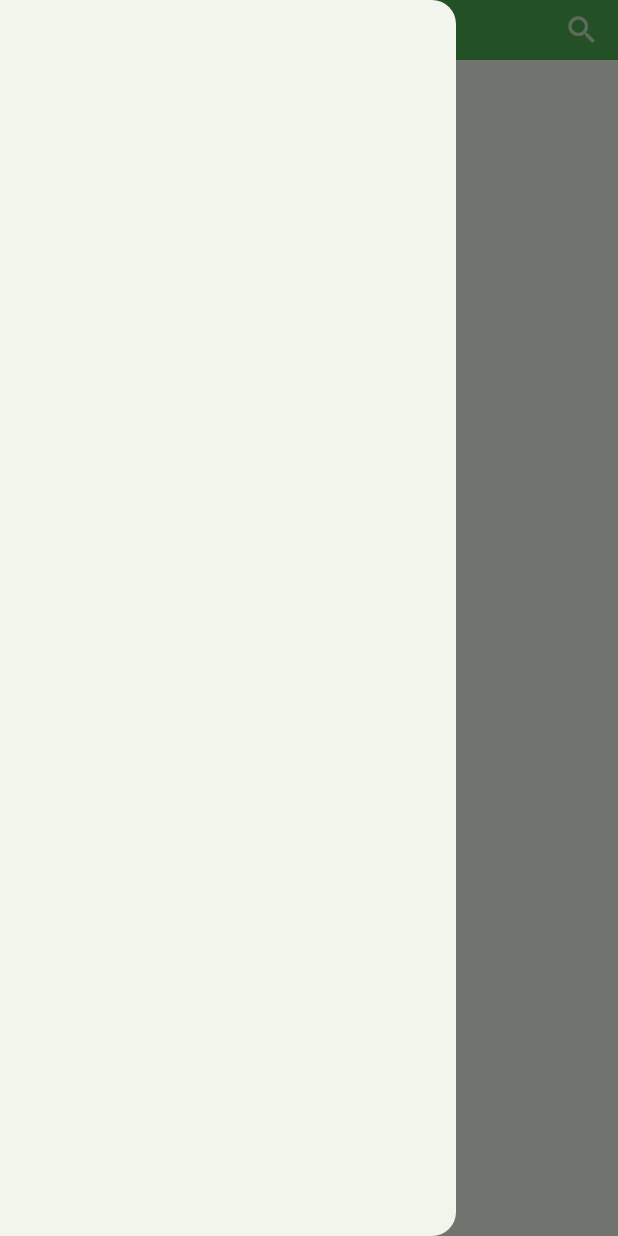
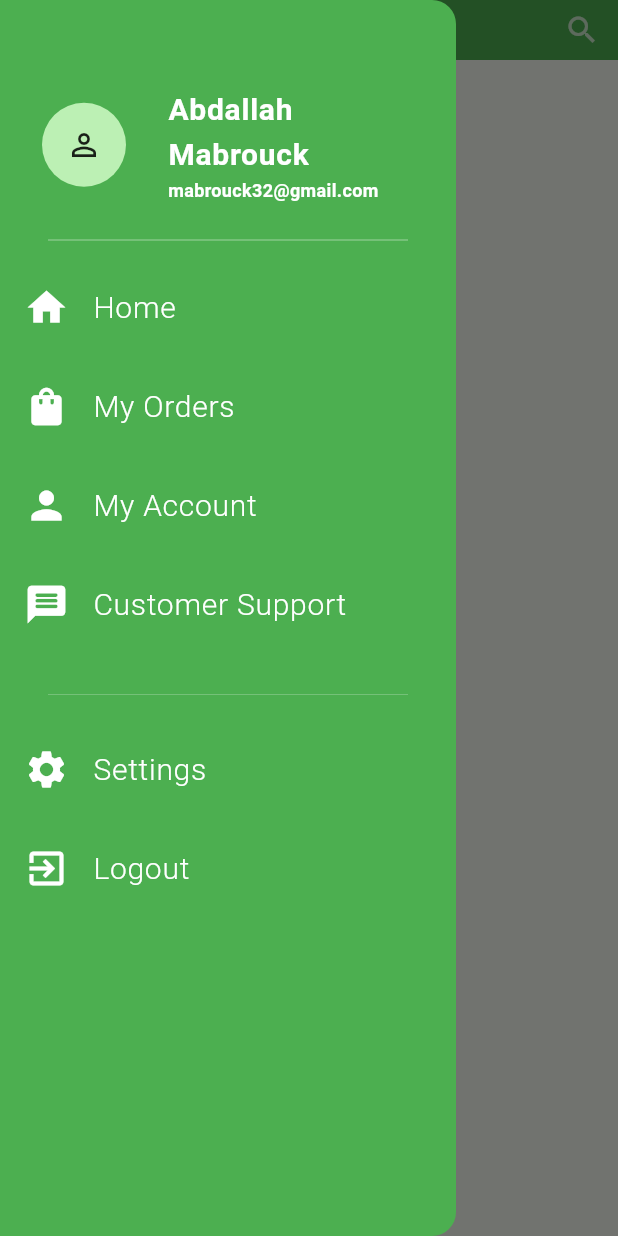
Before and after one commit to AbdallahMabrouck/teranga, a Flutter app: the HomeScreen screen opened by its route, with the side drawer open, on a phone screen of 412 x 824 dp. Run offline on Flutter 3.47's test engine with Material 2 defaults, Android fonts, the phone set to English and light mode, and no system bars; our stand-ins replace country_picker, dots_indicator, image_picker, pinput.

Commit message:
Added: Drawer

```diff
--- a/lib/screens/home_screen.dart
+++ b/lib/screens/home_screen.dart
@@ -39,7 +39,170 @@ class HomeScreen extends StatelessWidget {
           ],
         ),
       ),
-      drawer: const Drawer(),
+      drawer: Drawer(
+        backgroundColor: Colors.green,
+        child: Expanded(
+          child: Column(
+            mainAxisAlignment: MainAxisAlignment.start,
+            children: [
+              const SizedBox(
+                height: 50,
+              ),
+              const ListTile(
+                title: Text(
+                  "Abdallah Mabrouck",
+                  style: TextStyle(
+                      color: Colors.white,
+                      fontSize: 20,
+                      fontWeight: FontWeight.bold),
+                ),
+                subtitle: Text(
+                  "mabrouck32@gmail.com",
+                  style: TextStyle(
+                      color: Colors.white,
+                      fontSize: 12,
+                      fontWeight: FontWeight.bold),
+                ),
+                leading: CircleAvatar(
+                  radius: 40,
+                  child: Icon(
+                    Icons.perm_identity,
+                    color: Colors.black87,
+                  ),
+                ),
+              ),
+              Divider(
+                height: 34,
+                thickness: 1,
+                color: Colors.white.withOpacity(0.3),
+                indent: 32,
+                endIndent: 32,
+              ),
+              InkWell(
+                  onTap: () {},
+                  child: const ListTile(
+                    title: Text(
+                      "Home",
+                      style: TextStyle(
+                          color: Colors.white,
+                          fontSize: 20,
+                          fontWeight: FontWeight.w300),
+                    ),
+                    leading: Icon(
+                      Icons.home,
+                      color: Colors.white,
+                      size: 30,
+                    ),
+                  )),
+              const SizedBox(
+                height: 10,
+              ),
+              InkWell(
+                  onTap: () {},
+                  child: const ListTile(
+                    title: Text(
+                      "My Orders",
+                      style: TextStyle(
+                          color: Colors.white,
+                          fontSize: 20,
+                          fontWeight: FontWeight.w300),
+                    ),
+                    leading: Icon(
+                      Icons.shopping_bag_rounded,
+                      color: Colors.white,
+                      size: 30,
+                    ),
+                  )),
+              const SizedBox(
+                height: 10,
+              ),
+              InkWell(
+                  onTap: () {},
+                  child: const ListTile(
+                    title: Text(
+                      "My Account",
+                      style: TextStyle(
+                          color: Colors.white,
+                          fontSize: 20,
+                          fontWeight: FontWeight.w300),
+                    ),
+                    leading: Icon(
+                      Icons.person,
+                      color: Colors.white,
+                      size: 30,
+                    ),
+                  )),
+              const SizedBox(
+                height: 10,
+              ),
+              InkWell(
+                  onTap: () {},
+                  child: const ListTile(
+                    title: Text(
+                      "Customer Support",
+                      style: TextStyle(
+                          color: Colors.white,
+                          fontSize: 20,
+                          fontWeight: FontWeight.w300),
+                    ),
+                    leading: Icon(
+                      Icons.message_rounded,
+                      color: Colors.white,
+                      size: 30,
+                    ),
+                  )),
+              const SizedBox(
+                height: 10,
+              ),
+              Divider(
+                height: 44,
+                thickness: 0.5,
+                color: Colors.white.withOpacity(0.3),
+                indent: 32,
+                endIndent: 32,
+              ),
+              InkWell(
+                  onTap: () {},
+                  child: const ListTile(
+                    title: Text(
+                      "Settings",
+                      style: TextStyle(
+                          color: Colors.white,
+                          fontSize: 20,
+                          fontWeight: FontWeight.w300),
+                    ),
+                    leading: Icon(
+                      Icons.settings,
+                      color: Colors.white,
+                      size: 30,
+                    ),
+                  )),
+              const SizedBox(
+                height: 10,
+              ),
+              InkWell(
+                  onTap: () {},
+                  child: const ListTile(
+                    title: Text(
+                      "Logout",
+                      style: TextStyle(
+                          color: Colors.white,
+                          fontSize: 20,
+                          fontWeight: FontWeight.w300),
+                    ),
+                    leading: Icon(
+                      Icons.exit_to_app,
+                      color: Colors.white,
+                      size: 30,
+                    ),
+                  )),
+              const SizedBox(
+                height: 10,
+              ),
+            ],
+          ),
+        ),
+      ),
     );
   }
 }
```
